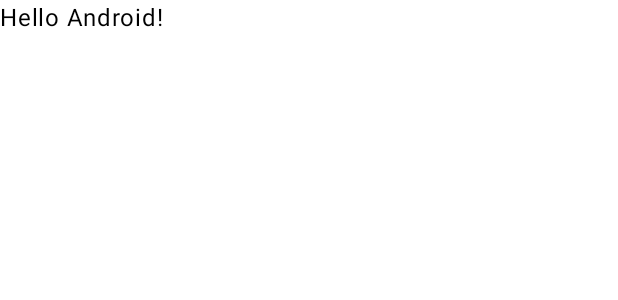
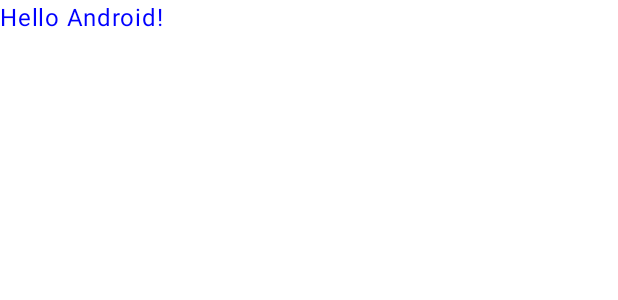
Before and after one commit to faransyah/pertemuan2_0162, an Android app built with Jetpack Compose: the @Preview function GreetingPreview, on a phone screen of 412 x 824 dp. Shown: the top 300 px of the screen. Run offline under Robolectric (Android 15) with nearby library versions, the phone set to English and light mode, and no system bars.

Commit message:
membuat class main activity, selain itu menambahkan composable fungsi greeting untuk greeeting preview

```diff
--- a/app/src/main/java/com/example/pertemuan2/MainActivity.kt
+++ b/app/src/main/java/com/example/pertemuan2/MainActivity.kt
@@ -10,6 +10,8 @@ import androidx.compose.material3.Scaffold
 import androidx.compose.material3.Text
 import androidx.compose.runtime.Composable
 import androidx.compose.ui.Modifier
+import androidx.compose.ui.graphics.Color
+import androidx.compose.ui.res.colorResource
 import androidx.compose.ui.tooling.preview.Preview
 import com.example.pertemuan2.ui.theme.Pertemuan2Theme
 
@@ -34,7 +36,8 @@ class MainActivity : ComponentActivity() {
 fun Greeting(name: String, modifier: Modifier = Modifier) {
     Text(
         text = "Hello $name!",
-        modifier = modifier
+        modifier = modifier,
+        color = Color.Blue
     )
 }
 
```
